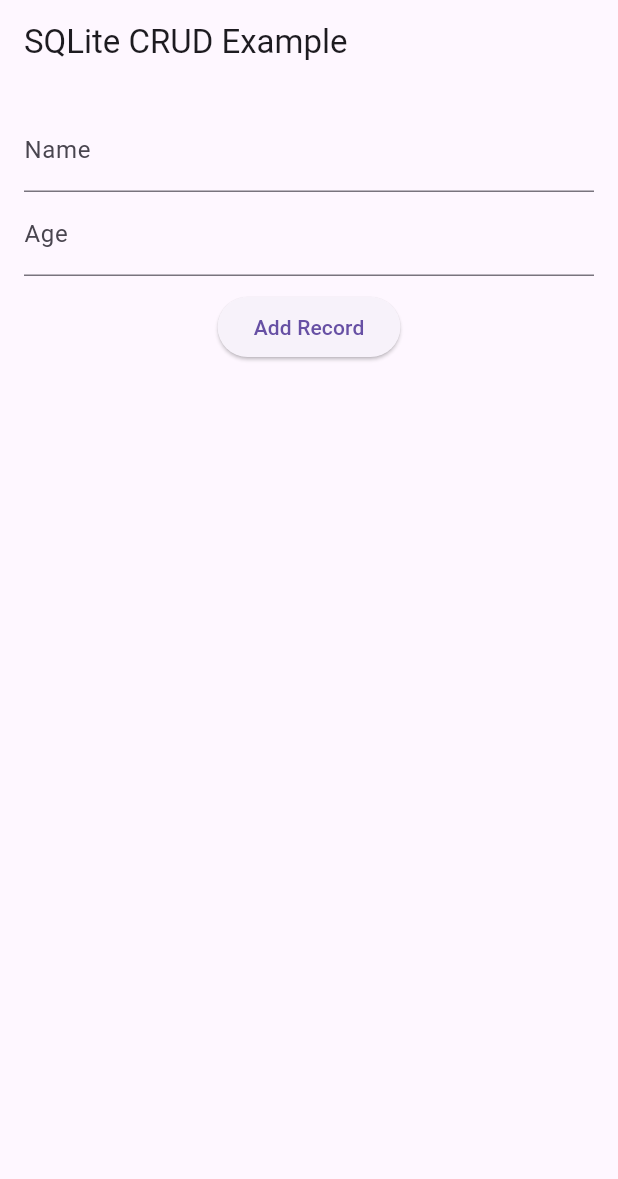
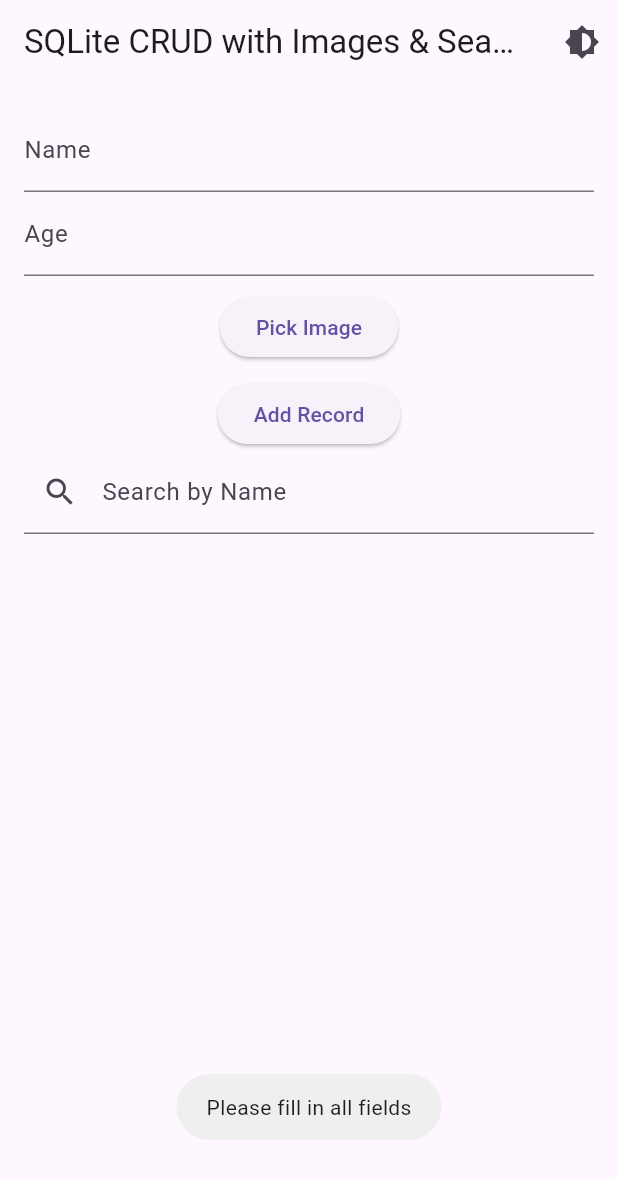
Before and after one commit to charan4112/FlutterSQLiteManager, a Flutter app: the screen it shows after launch, after a tap on "Add Record", on a phone screen of 412 x 824 dp. Shown: the top 1179 px of the screen. Run offline on Flutter 3.47's test engine with Material 3 defaults, Android fonts, the phone set to English and light mode, and no system bars; our stand-ins replace fluttertoast, image_picker, sqflite; accounts and stored records are empty.

Commit message:
Enhanced SQLite Flutter App with Image and Search

```diff
--- a/fluttersqlitemanager/lib/database_helper.dart
+++ b/fluttersqlitemanager/lib/database_helper.dart
@@ -1,17 +1,19 @@
+import 'dart:convert';
+import 'dart:io';
 import 'package:path/path.dart';
 import 'package:sqflite/sqflite.dart';
 import 'package:path_provider/path_provider.dart';
 
 class DatabaseHelper {
-  static const _databaseName = "MyDatabase.db";
+  static const _databaseName = "EnhancedDatabase.db";
   static const _databaseVersion = 1;
   static const table = 'my_table';
   static const columnId = '_id';
   static const columnName = 'name';
   static const columnAge = 'age';
+  static const columnImage = 'image'; // Store image in base64 format
   late Database _db;
 
-  // Initialize the database
   Future<void> init() async {
     final documentsDirectory = await getApplicationDocumentsDirectory();
     final path = join(documentsDirectory.path, _databaseName);
@@ -22,34 +24,25 @@ class DatabaseHelper {
     );
   }
 
-  // Create the database table
   Future _onCreate(Database db, int version) async {
     await db.execute('''
       CREATE TABLE $table (
         $columnId INTEGER PRIMARY KEY,
         $columnName TEXT NOT NULL,
-        $columnAge INTEGER NOT NULL
+        $columnAge INTEGER NOT NULL,
+        $columnImage TEXT
       )
     ''');
   }
 
-  // Insert a row into the database
   Future<int> insert(Map<String, dynamic> row) async {
     return await _db.insert(table, row);
   }
 
-  // Retrieve all rows from the database
   Future<List<Map<String, dynamic>>> queryAllRows() async {
     return await _db.query(table);
   }
 
-  // Get the row count
-  Future<int> queryRowCount() async {
-    final results = await _db.rawQuery('SELECT COUNT(*) FROM $table');
-    return Sqflite.firstIntValue(results) ?? 0;
-  }
-
-  // Update a row in the database
   Future<int> update(Map<String, dynamic> row) async {
     int id = row[columnId];
     return await _db.update(
@@ -60,7 +53,6 @@ class DatabaseHelper {
     );
   }
 
-  // Delete a row from the database
   Future<int> delete(int id) async {
     return await _db.delete(
       table,
--- a/fluttersqlitemanager/lib/main.dart
+++ b/fluttersqlitemanager/lib/main.dart
@@ -1,4 +1,8 @@
+import 'dart:convert';
+import 'dart:io';
 import 'package:flutter/material.dart';
+import 'package:image_picker/image_picker.dart';
+import 'package:fluttertoast/fluttertoast.dart';
 import 'database_helper.dart';
 
 void main() async {
@@ -8,23 +12,34 @@ void main() async {
   runApp(MyApp(dbHelper: dbHelper));
 }
 
-class MyApp extends StatelessWidget {
+class MyApp extends StatefulWidget {
   final DatabaseHelper dbHelper;
-  const MyApp({super.key, required this.dbHelper});
+  MyApp({required this.dbHelper});
+
+  @override
+  _MyAppState createState() => _MyAppState();
+}
+
+class _MyAppState extends State<MyApp> {
+  bool isDarkMode = false;
 
   @override
   Widget build(BuildContext context) {
     return MaterialApp(
-      title: 'Flutter SQLite Demo',
-      theme: ThemeData(primarySwatch: Colors.blue),
-      home: HomeScreen(dbHelper: dbHelper),
+      title: 'SQLite Enhanced',
+      theme: isDarkMode ? ThemeData.dark() : ThemeData.light(),
+      home: HomeScreen(
+        dbHelper: widget.dbHelper,
+        toggleTheme: () => setState(() => isDarkMode = !isDarkMode),
+      ),
     );
   }
 }
 
 class HomeScreen extends StatefulWidget {
   final DatabaseHelper dbHelper;
-  const HomeScreen({super.key, required this.dbHelper});
+  final VoidCallback toggleTheme;
+  HomeScreen({required this.dbHelper, required this.toggleTheme});
 
   @override
   _HomeScreenState createState() => _HomeScreenState();
@@ -33,7 +48,9 @@ class HomeScreen extends StatefulWidget {
 class _HomeScreenState extends State<HomeScreen> {
   final TextEditingController _nameController = TextEditingController();
   final TextEditingController _ageController = TextEditingController();
+  final TextEditingController _searchController = TextEditingController();
   List<Map<String, dynamic>> _records = [];
+  String? _imageBase64;
 
   @override
   void initState() {
@@ -48,16 +65,33 @@ class _HomeScreenState extends State<HomeScreen> {
     });
   }
 
+  Future<void> _pickImage() async {
+    final picker = ImagePicker();
+    final pickedFile = await picker.pickImage(source: ImageSource.gallery);
+    if (pickedFile != null) {
+      final bytes = File(pickedFile.path).readAsBytesSync();
+      setState(() {
+        _imageBase64 = base64Encode(bytes);
+      });
+    }
+  }
+
   void _addRecord() async {
-    if (_nameController.text.isNotEmpty && _ageController.text.isNotEmpty) {
+    if (_nameController.text.isEmpty || _ageController.text.isEmpty) {
+      Fluttertoast.showToast(msg: "Please fill in all fields");
+      return;
+    }
     await widget.dbHelper.insert({
       'name': _nameController.text,
       'age': int.parse(_ageController.text),
+      'image': _imageBase64,
     });
     _nameController.clear();
     _ageController.clear();
+    setState(() {
+      _imageBase64 = null;
+    });
     _refreshRecords();
-    }
   }
 
   void _deleteRecord(int id) async {
@@ -65,10 +99,28 @@ class _HomeScreenState extends State<HomeScreen> {
     _refreshRecords();
   }
 
+  List<Map<String, dynamic>> _filteredRecords() {
+    if (_searchController.text.isEmpty) return _records;
+    return _records.where((record) {
+      return record['name']
+          .toString()
+          .toLowerCase()
+          .contains(_searchController.text.toLowerCase());
+    }).toList();
+  }
+
   @override
   Widget build(BuildContext context) {
     return Scaffold(
-      appBar: AppBar(title: Text('SQLite CRUD Example')),
+      appBar: AppBar(
+        title: Text('SQLite CRUD with Images & Search'),
+        actions: [
+          IconButton(
+            icon: Icon(Icons.brightness_6),
+            onPressed: widget.toggleTheme,
+          ),
+        ],
+      ),
       body: Padding(
         padding: const EdgeInsets.all(16.0),
         child: Column(
@@ -83,17 +135,49 @@ class _HomeScreenState extends State<HomeScreen> {
               keyboardType: TextInputType.number,
             ),
             SizedBox(height: 10),
-            ElevatedButton(onPressed: _addRecord, child: Text('Add Record')),
+            ElevatedButton(
+              onPressed: _pickImage,
+              child: Text("Pick Image"),
+            ),
+            if (_imageBase64 != null)
+              Image.memory(
+                base64Decode(_imageBase64!),
+                height: 100,
+                width: 100,
+              ),
+            SizedBox(height: 10),
+            ElevatedButton(
+              onPressed: _addRecord,
+              child: Text('Add Record'),
+            ),
+            TextField(
+              controller: _searchController,
+              decoration: InputDecoration(
+                labelText: 'Search by Name',
+                prefixIcon: Icon(Icons.search),
+              ),
+              onChanged: (value) => setState(() {}),
+            ),
             Expanded(
               child: ListView.builder(
-                itemCount: _records.length,
+                itemCount: _filteredRecords().length,
                 itemBuilder: (context, index) {
-                  return ListTile(
-                    title: Text(_records[index]['name']),
-                    subtitle: Text('Age: ${_records[index]['age']}'),
+                  final record = _filteredRecords()[index];
+                  return Card(
+                    child: ListTile(
+                      leading: record['image'] != null
+                          ? Image.memory(
+                              base64Decode(record['image']),
+                              width: 50,
+                              height: 50,
+                            )
+                          : Icon(Icons.person),
+                      title: Text(record['name']),
+                      subtitle: Text('Age: ${record['age']}'),
                       trailing: IconButton(
                         icon: Icon(Icons.delete, color: Colors.red),
-                      onPressed: () => _deleteRecord(_records[index]['_id']),
+                        onPressed: () => _deleteRecord(record['_id']),
+                      ),
                     ),
                   );
                 },
```
Also changed, not shown: fluttersqlitemanager/pubspec.yaml (+4 -69 lines), fluttersqlitemanager/pubspec.lock, 5 other files. Lines whose indentation alone changed are shown as unchanged.
